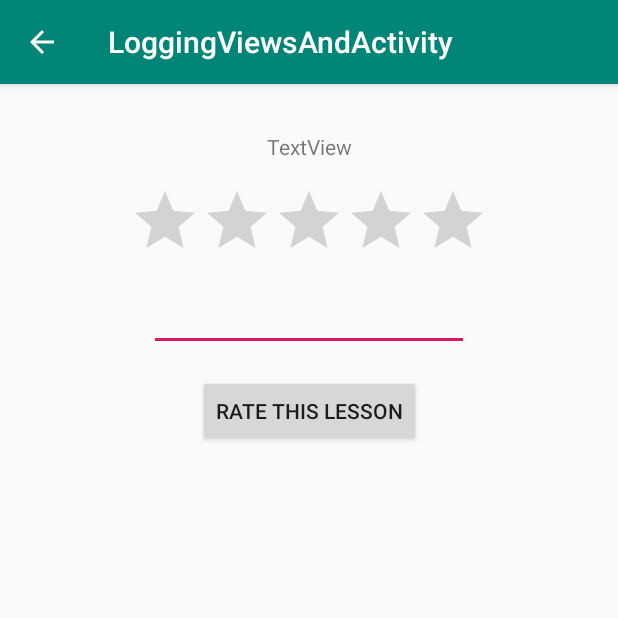
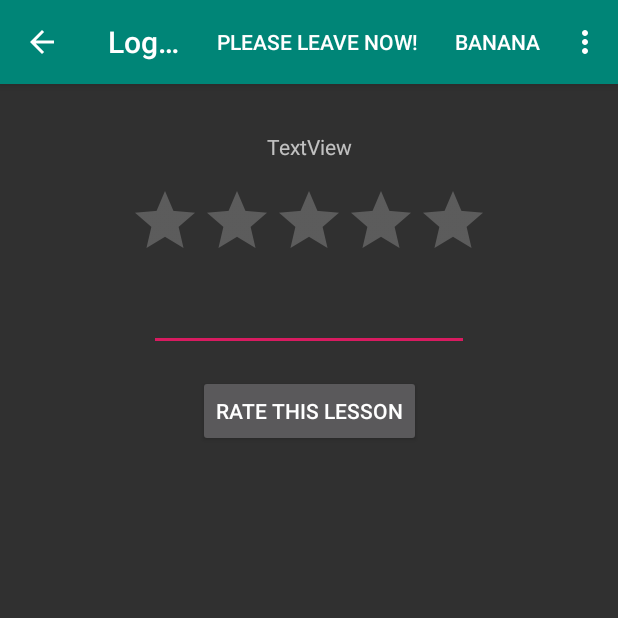
Before and after one commit to Liszten/LogginViewsAndActivity, an Android app: the LessonRatingActivity screen opened directly, with no data from a screen before it, on a phone screen of 412 x 824 dp, the top half of it. Run offline under Robolectric (Android 15) with nearby library versions, the phone set to English and light mode, and no system bars; 1 statement that could not run was skipped.

Commit message:
Styles and Resources

```diff
--- a/app/build.gradle
+++ b/app/build.gradle
@@ -47,4 +47,6 @@ dependencies {
 
     implementation 'com.squareup.moshi:moshi:1.9.2'
     kapt 'com.squareup.moshi:moshi-kotlin-codegen:1.9.2'
+
+    implementation 'com.github.bumptech.glide:glide:4.10.0'
 }
--- a/app/src/main/java/at/fh/swengb/loggingviewsandactivity/Lesson.kt
+++ b/app/src/main/java/at/fh/swengb/loggingviewsandactivity/Lesson.kt
@@ -9,7 +9,8 @@ class Lesson(val id: String,
              val topic: String,
              val type: LessonType,
              val lecturers: List<Lecturer>,
-             val ratings: MutableList<LessonRating>) {
+             val ratings: MutableList<LessonRating>,
+             val imageUrl: String) {
 
     fun ratingAverage(): Float = ratings.map { it.ratingValue }.average().toFloat()
 
--- a/app/src/main/java/at/fh/swengb/loggingviewsandactivity/LessonAdapter.kt
+++ b/app/src/main/java/at/fh/swengb/loggingviewsandactivity/LessonAdapter.kt
@@ -5,6 +5,7 @@ import android.view.LayoutInflater
 import android.view.View
 import android.view.ViewGroup
 import androidx.recyclerview.widget.RecyclerView
+import com.bumptech.glide.Glide
 import kotlinx.android.synthetic.main.item_lesson.view.*
 
 class LessonAdapter(val clickListener: (lesson: Lesson) -> Unit): RecyclerView.Adapter<LessonViewHolder>() {
@@ -55,5 +56,6 @@ class LessonViewHolder(itemView: View, val clickListener: (lesson: Lesson) -> Un
             clickListener(lesson)
         }
 
+        Glide.with(itemView).load(lesson.imageUrl).into(itemView.imageView)
     }
 }
--- a/app/src/main/java/at/fh/swengb/loggingviewsandactivity/LessonListActivity.kt
+++ b/app/src/main/java/at/fh/swengb/loggingviewsandactivity/LessonListActivity.kt
@@ -15,6 +15,7 @@ class LessonListActivity : AppCompatActivity() {
     val lessonAdapter = LessonAdapter() {
         val implicitIntent = Intent(this, LessonRatingActivity::class.java)
         implicitIntent.putExtra(EXTRA_LESSON_ID, it.id)
+        implicitIntent.putExtra(EXTRA_LESSON_NAME, it.name)
         startActivityForResult(implicitIntent, ADD_OR_EDIT_RATING_REQUEST)
     }
 
@@ -56,6 +57,7 @@ class LessonListActivity : AppCompatActivity() {
 
     companion object {
         val EXTRA_LESSON_ID = "LESSON_ID_EXTRA"
+        val EXTRA_LESSON_NAME = "LESSON_ID_NAME"
         val ADD_OR_EDIT_RATING_REQUEST = 1
     }
 
@@ -78,7 +80,8 @@ class LessonListActivity : AppCompatActivity() {
                         "name": "Sanja Illes"
                     }
                 ],
-                "ratings": []
+                "ratings": [],
+                "imageUrl": ""
             }
         """
         val result = jsonAdapter.fromJson(json)
--- a/app/src/main/java/at/fh/swengb/loggingviewsandactivity/LessonRepository.kt
+++ b/app/src/main/java/at/fh/swengb/loggingviewsandactivity/LessonRepository.kt
@@ -6,6 +6,7 @@ import retrofit2.Response
 
 
 object LessonRepository {
+    /*
     private val lessons: List<Lesson>
 
     init {
@@ -95,6 +96,8 @@ object LessonRepository {
         )
     }
 
+     */
+
     fun lessonsList(success: (lessonList: List<Lesson>) -> Unit, error: (errorMessage: String) -> Unit) {
         LessonApi.retrofitService.lessons().enqueue(object: Callback<List<Lesson>> {
             override fun onFailure(call: Call<List<Lesson>>, t: Throwable) {
--- /dev/null
+++ b/app/src/main/res/menu/menu.xml
@@ -0,0 +1,21 @@
+<?xml version="1.0" encoding="utf-8"?>
+<menu xmlns:app="http://schemas.android.com/apk/res-auto"
+    xmlns:android="http://schemas.android.com/apk/res/android">
+    <item
+        android:id="@+id/logout"
+        android:enabled="true"
+        android:title="@string/logout"
+        android:visible="true"
+        app:showAsAction="always" />
+    <item
+        android:id="@+id/share"
+        android:title="@string/share" />
+    <item
+        android:id="@+id/item01"
+        android:title="@string/item01"
+        app:showAsAction="ifRoom" />
+    <item
+        android:id="@+id/item02"
+        android:title="@string/item02"
+        app:showAsAction="ifRoom" />
+</menu>
--- a/app/src/main/res/values/colors.xml
+++ b/app/src/main/res/values/colors.xml
@@ -3,4 +3,5 @@
     <color name="colorPrimary">#008577</color>
     <color name="colorPrimaryDark">#00574B</color>
     <color name="colorAccent">#D81B60</color>
+    <color name="orange">#D86D1B</color>
 </resources>
--- a/app/src/main/res/values/strings.xml
+++ b/app/src/main/res/values/strings.xml
@@ -1,4 +1,8 @@
 <resources>
-    <string name="app_name">LoggingViewsAndActivity</string>
-    <string name="lesson_button_string">Lessons</string>
+    <string name="app_name" translatable="false">LoggingViewsAndActivity</string>
+    <string name="lesson_button_string" translatable="false">Lessons</string>
+    <string name="share">Share</string>
+    <string name="item01">Banana</string>
+    <string name="item02">ILikeFood</string>
+    <string name="logout">Please leave now!</string>
 </resources>
--- a/app/src/main/res/values/styles.xml
+++ b/app/src/main/res/values/styles.xml
@@ -1,7 +1,7 @@
 <resources>
 
     <!-- Base application theme. -->
-    <style name="AppTheme" parent="Theme.AppCompat.Light.DarkActionBar">
+    <style name="AppTheme" parent="Theme.AppCompat">
         <!-- Customize your theme here. -->
         <item name="colorPrimary">@color/colorPrimary</item>
         <item name="colorPrimaryDark">@color/colorPrimaryDark</item>
```
Also changed, not shown: app/src/main/java/at/fh/swengb/loggingviewsandactivity/LessonRatingActivity.kt (+32 -0 lines), app/src/main/res/layout/item_lesson.xml (+11 -1 lines), 1 other file.
